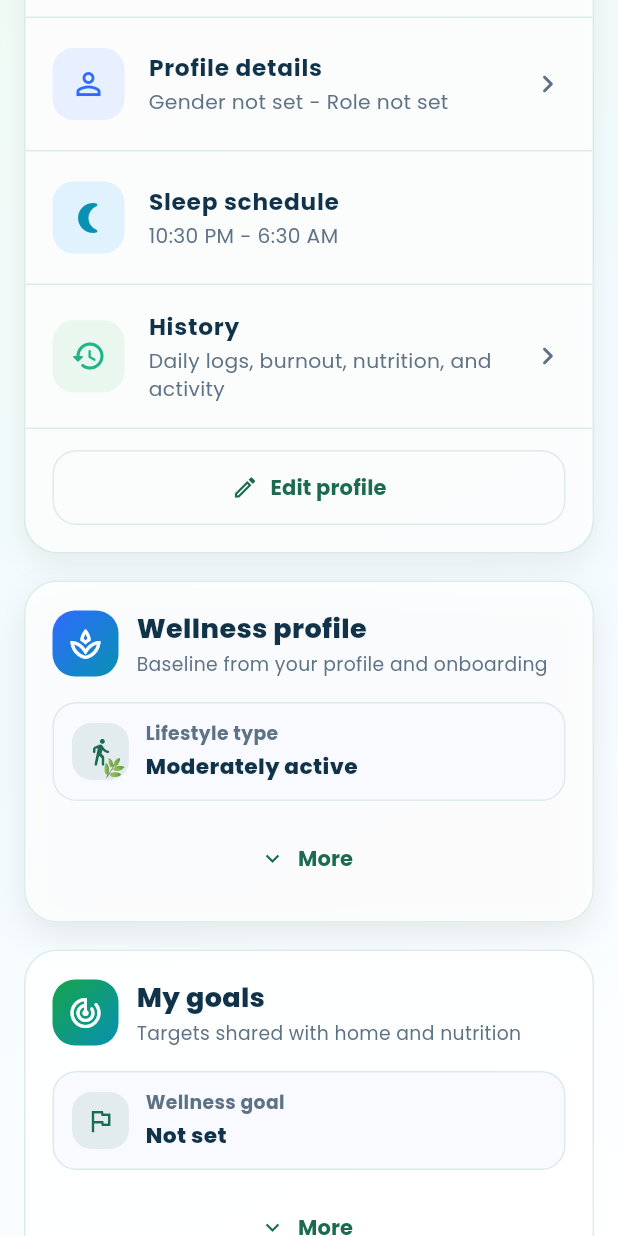
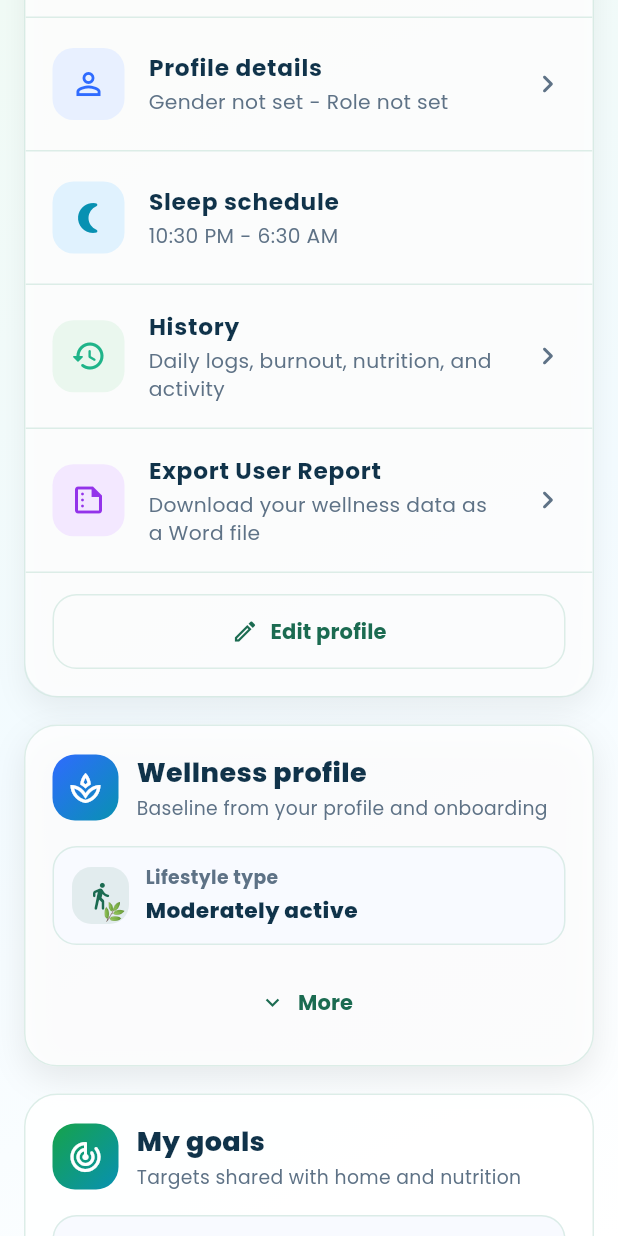
Before and after one commit to vitalysyncapp/vitalysync-frontend, a Flutter app: the ProfilePage screen opened directly, scrolled down 576 dp, on a phone screen of 412 x 824 dp. Run offline on Flutter 3.47's test engine with Material 3 defaults, Android fonts, the phone set to English and light mode, and no system bars; our stand-ins replace animated_bottom_navigation_bar, confetti, fl_chart, flutter_animate, flutter_local_notifications, flutter_secure_storage and 12 more; missing offline and left inert: crop_your_image; accounts and stored records are empty; statements that could not run were skipped.

Commit message:
added new feature: export user report data

```diff
--- /dev/null
+++ b/lib/features/profile/data/report_service.dart
@@ -0,0 +1,36 @@
+import 'dart:io';
+import 'package:flutter/foundation.dart';
+import 'package:http/http.dart' as http;
+import 'package:path_provider/path_provider.dart';
+import 'package:open_filex/open_filex.dart';
+import 'package:vitalysync/shared/config/api_config.dart';
+
+class ReportService {
+  Future<void> exportAndOpenUserReport(int userId) async {
+    try {
+      final url = Uri.parse(ApiConfig.reports('/export/$userId'));
+      final headers = await ApiConfig.authHeaders();
+
+      final response = await http.get(url, headers: headers);
+
+      if (response.statusCode == 200) {
+        final bytes = response.bodyBytes;
+
+        final directory = await getApplicationDocumentsDirectory();
+        final file = File('${directory.path}/Wellness_Report.docx');
+
+        await file.writeAsBytes(bytes);
+
+        final result = await OpenFilex.open(file.path);
+        if (result.type != ResultType.done) {
+          throw Exception("Could not open file: ${result.message}");
+        }
+      } else {
+        throw Exception("Failed to generate report: ${response.statusCode}");
+      }
+    } catch (e) {
+      debugPrint('Error exporting report: $e');
+      rethrow;
+    }
+  }
+}
--- a/lib/features/profile/presentation/pages/profile_page.dart
+++ b/lib/features/profile/presentation/pages/profile_page.dart
@@ -25,6 +25,7 @@ import 'history_page.dart';
 import 'personal_information_page.dart';
 import 'retake_baseline_questionnaire_page.dart';
 import '../widgets/wellness_profile_card.dart';
+import '../../data/report_service.dart';
 
 part 'profile_page_widgets.dart';
 part 'profile_page_helpers.dart';
@@ -57,9 +58,12 @@ class _ProfilePageState extends State<ProfilePage> {
   ];
   static const List<String> _workIntensityOptions = ['Low', 'Medium', 'High'];
 
-  bool _isLoading = true, _isSaving = false;
-  bool _isSavingWellness = false, _isSavingGoals = false;
+  bool _isLoading = true;
+  bool _isSaving = false;
+  bool _isSavingGoals = false;
+  bool _isSavingWellness = false;
   bool _isSavingBaseline = false;
+  bool _isExportingReport = false;
   bool _isLoggingOut = false;
   bool _emailVerified = false;
   int? _userId, _age;
@@ -582,6 +586,23 @@ class _ProfilePageState extends State<ProfilePage> {
     );
   }
 
+  Future<void> _exportReport() async {
+    if (_userId == null) return;
+    setState(() => _isExportingReport = true);
+    try {
+      await ReportService().exportAndOpenUserReport(_userId!);
+    } catch (e) {
+      if (!mounted) return;
+      ScaffoldMessenger.of(context).showSnackBar(
+        SnackBar(content: Text('Failed to export report: $e')),
+      );
+    } finally {
+      if (mounted) {
+        setState(() => _isExportingReport = false);
+      }
+    }
+  }
+
   void _openHistoryPage() {
     Navigator.push(
       context,
@@ -702,9 +723,11 @@ class _ProfilePageState extends State<ProfilePage> {
                       role: _userType,
                       sleepSchedule: _sleepSchedule,
                       isSaving: _isSaving,
+                      isExportingReport: _isExportingReport,
                       onOpenDetails: _openPersonalInformationPage,
                       onOpenHistory: _openHistoryPage,
                       onEditProfile: _openEditProfilePage,
+                      onExportReport: _exportReport,
                     ),
                     const SizedBox(height: 18),
                     WellnessProfileCard(
--- a/lib/features/profile/presentation/pages/profile_page_widgets.dart
+++ b/lib/features/profile/presentation/pages/profile_page_widgets.dart
@@ -1019,18 +1019,22 @@ class _PersonalInformationCard extends StatelessWidget {
   final String? role;
   final String sleepSchedule;
   final bool isSaving;
+  final bool isExportingReport;
   final VoidCallback onOpenDetails;
   final VoidCallback onOpenHistory;
   final VoidCallback onEditProfile;
+  final VoidCallback onExportReport;
 
   const _PersonalInformationCard({
     required this.gender,
     required this.role,
     required this.sleepSchedule,
     required this.isSaving,
+    required this.isExportingReport,
     required this.onOpenDetails,
     required this.onOpenHistory,
     required this.onEditProfile,
+    required this.onExportReport,
   });
 
   @override
@@ -1106,6 +1110,25 @@ class _PersonalInformationCard extends StatelessWidget {
                 Icons.chevron_right_rounded,
                 color: pageSecondaryTextColor(context),
               ),
+            ),
+            Divider(height: 1, thickness: 1, color: pageBorderColor(context)),
+            _ProfileInfoTile(
+              icon: Icons.summarize_outlined,
+              iconBg: const Color(0xFFF3E8FF),
+              iconColor: const Color(0xFF9333EA),
+              title: 'Export User Report',
+              subtitle: 'Download your wellness data as a Word file',
+              onTap: isExportingReport ? null : onExportReport,
+              trailing: isExportingReport
+                  ? const SizedBox(
+                      width: 20,
+                      height: 20,
+                      child: CircularProgressIndicator(strokeWidth: 2),
+                    )
+                  : Icon(
+                      Icons.chevron_right_rounded,
+                      color: pageSecondaryTextColor(context),
+                    ),
             ),
             Divider(height: 1, thickness: 1, color: pageBorderColor(context)),
             Padding(
--- a/lib/shared/config/api_config.dart
+++ b/lib/shared/config/api_config.dart
@@ -29,6 +29,8 @@ class ApiConfig {
   static String onboarding(String path) => '$baseUrl/api/onboarding$path';
 
   static String profile(String path) => '$baseUrl/api/profile$path';
+
+  static String reports(String path) => '$baseUrl/api/reports$path';
 
   static String streaks(String path) => '$baseUrl/api/streaks$path';
 
```
